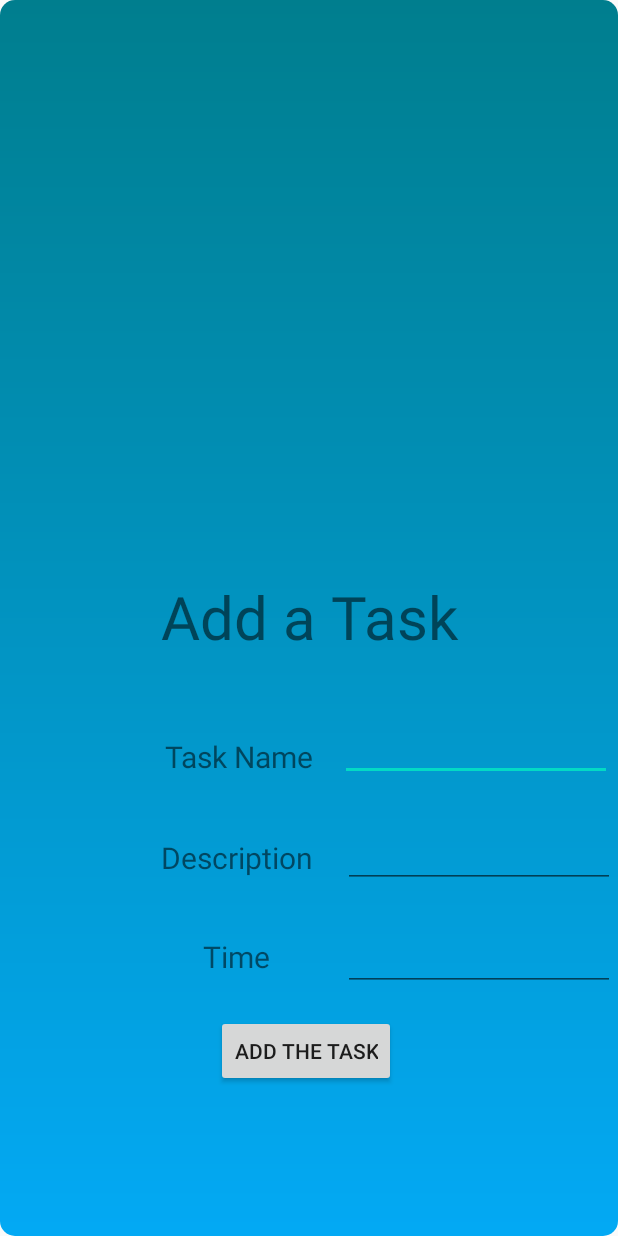
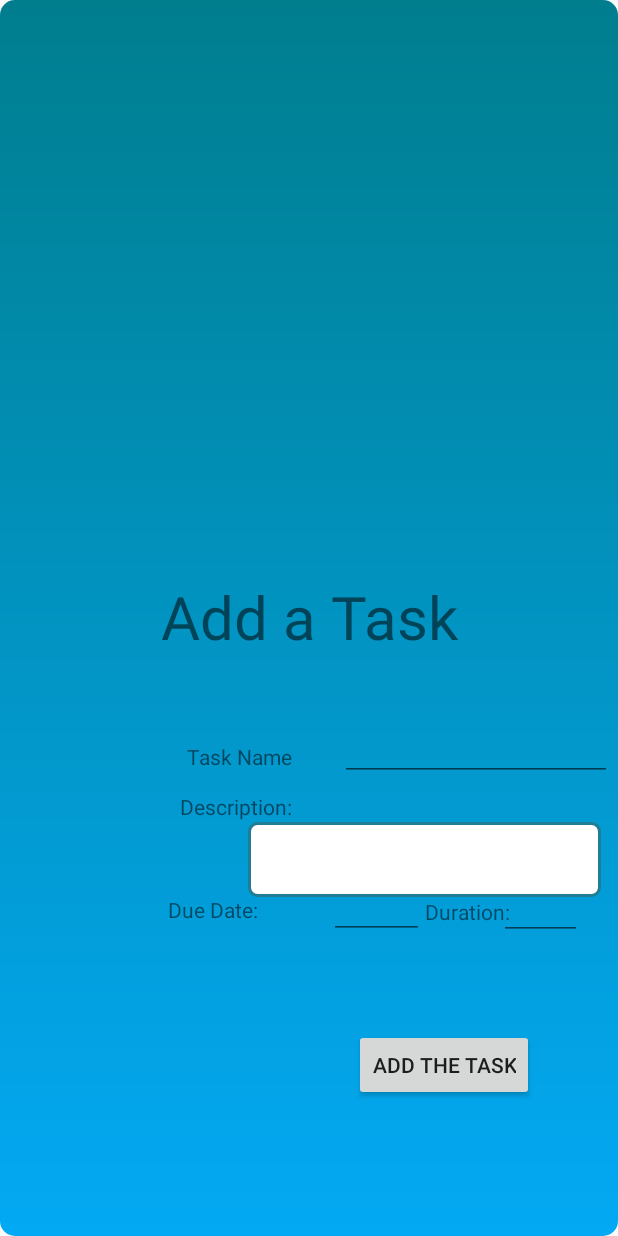
Before and after one commit to inbarmada/QuaranTime, an Android app: the layout popwindow.xml on its own in the app's theme, with its tools: preview values and no code run, on a phone screen of 412 x 824 dp. Run offline under Robolectric (Android 15) with nearby library versions, the light colour scheme and no system bars.

Commit message:
working on popup window

```diff
--- a/app/src/main/java/com/example/quarantime/Pop.java
+++ b/app/src/main/java/com/example/quarantime/Pop.java
@@ -5,13 +5,17 @@ import android.os.Bundle;
 import android.util.DisplayMetrics;
 import android.util.Log;
 import android.view.Gravity;
+import android.view.KeyEvent;
 import android.view.View;
 import android.view.WindowManager;
+import android.widget.EditText;
+import android.widget.Toast;
 
 import java.text.ParseException;
 import java.util.Date;
 
 public class Pop extends Activity {
+    private EditText edittext;
     @Override
     protected void onCreate(Bundle savedInstanceState) {
         super.onCreate(savedInstanceState);
@@ -20,12 +24,13 @@ public class Pop extends Activity {
         getWindowManager().getDefaultDisplay().getMetrics(dm);
         int width = dm.widthPixels;
         int height = dm.heightPixels;
-        getWindow().setLayout((int)(width*.8),(int)(height*.6));
+        getWindow().setLayout((int)(width*.8),(int)(height*.8));
         WindowManager.LayoutParams params = getWindow().getAttributes();
         params.gravity = Gravity.CENTER;
         params.x = 0;
         params.y = -20;
         getWindow().setAttributes(params);
+        addKeyListener();
     }
 
     public void addTaskButton(View view) throws ParseException {
@@ -38,4 +43,32 @@ public class Pop extends Activity {
 
         dbHandler.addHandler(t);
     }
+    public void addKeyListener() {
+
+        // get edittext component
+        edittext = (EditText) findViewById(R.id.editTextTextDescription);
+
+        // add a keylistener to monitor the keaybord avitvity...
+        edittext.setOnKeyListener(new View.OnKeyListener() {
+            public boolean onKey(View v, int keyCode, KeyEvent event) {
+
+                // if the users pressed a button and that button was "0"
+                if ((event.getAction() == KeyEvent.ACTION_DOWN) && (keyCode == KeyEvent.KEYCODE_0)) {
+
+                    // display the input text....
+                    Toast.makeText(Pop.this,edittext.getText(), Toast.LENGTH_LONG).show();
+                    return true;
+
+                    // if the users pressed a button and that button was "9"
+                } else if ((event.getAction() == KeyEvent.ACTION_DOWN)  && (keyCode == KeyEvent.KEYCODE_9)) {
+
+                    // display message
+                    Toast.makeText(Pop.this, "Number 9 is pressed!", Toast.LENGTH_LONG).show();
+                    return true;
+                }
+
+                return false;
+            }
+        });
+    }
 }
--- /dev/null
+++ b/app/src/main/res/drawable/textbox.xml
@@ -0,0 +1,10 @@
+<?xml version="1.0" encoding="UTF-8"?>
+<shape xmlns:android="http://schemas.android.com/apk/res/android" android:id="@+id/listview_background_shape">
+    <stroke android:width="2dp" android:color="#ff207d94" />
+    <padding android:left="2dp"
+        android:top="2dp"
+        android:right="2dp"
+        android:bottom="2dp" />
+    <corners android:radius="5dp" />
+    <solid android:color="#ffffffff" />
+</shape>
--- a/app/src/main/res/layout/popwindow.xml
+++ b/app/src/main/res/layout/popwindow.xml
@@ -23,11 +23,11 @@
         android:layout_alignParentRight="true"
         android:layout_alignParentBottom="true"
         android:layout_marginEnd="172dp"
-        android:gravity="center"
         android:layout_marginRight="172dp"
         android:layout_marginBottom="299dp"
+        android:gravity="center"
         android:text="Task Name"
-        android:textSize="20sp" />
+        android:textSize="14sp" />
 
     <TextView
         android:id="@+id/textView4"
@@ -36,12 +36,12 @@
         android:layout_alignParentEnd="true"
         android:layout_alignParentRight="true"
         android:layout_alignParentBottom="true"
-        android:layout_marginEnd="173dp"
-        android:layout_marginRight="173dp"
-        android:layout_marginBottom="232dp"
+        android:layout_marginEnd="174dp"
+        android:layout_marginRight="174dp"
+        android:layout_marginBottom="266dp"
         android:gravity="center"
-        android:text="Description"
-        android:textSize="20sp" />
+        android:text="Description:"
+        android:textSize="14sp" />
 
     <TextView
         android:id="@+id/textView5"
@@ -50,12 +50,26 @@
         android:layout_alignParentEnd="true"
         android:layout_alignParentRight="true"
         android:layout_alignParentBottom="true"
-        android:layout_marginEnd="174dp"
-        android:layout_marginRight="174dp"
-        android:layout_marginBottom="166dp"
+        android:layout_marginEnd="189dp"
+        android:layout_marginRight="189dp"
+        android:layout_marginBottom="197dp"
         android:gravity="center"
-        android:text="Time"
-        android:textSize="20sp" />
+        android:text="Due Date:"
+        android:textSize="14sp" />
+
+    <TextView
+        android:id="@+id/textView2"
+        android:layout_width="161dp"
+        android:layout_height="40dp"
+        android:layout_alignParentEnd="true"
+        android:layout_alignParentRight="true"
+        android:layout_alignParentBottom="true"
+        android:layout_marginEnd="20dp"
+        android:layout_marginRight="20dp"
+        android:layout_marginBottom="196dp"
+        android:gravity="center"
+        android:text="Duration:"
+        android:textSize="14sp" />
 
     <EditText
         android:id="@+id/editTextTextPersonName"
@@ -67,38 +81,41 @@
         android:layout_marginEnd="4dp"
         android:layout_marginRight="4dp"
         android:layout_marginBottom="303dp"
-        android:ems="10"
         android:inputType="textPersonName"
         android:text=""
-        android:textSize="20sp" />
+        android:textSize="14sp" />
+
 
     <EditText
         android:id="@+id/editTextTextDescription"
-        android:layout_width="181dp"
+        android:layout_width="235dp"
+        android:layout_height="50dp"
+        android:layout_alignParentEnd="true"
+        android:layout_alignParentRight="true"
+        android:layout_alignParentBottom="true"
+        android:layout_marginEnd="11dp"
+        android:layout_marginRight="11dp"
+        android:layout_marginBottom="226dp"
+        android:background="@drawable/textbox"
+        android:gravity="top"
+        android:textSize="14sp">
+
+        <requestFocus />
+
+    </EditText>
+
+    <EditText
+        android:id="@+id/editTextTime"
+        android:layout_width="55dp"
         android:layout_height="wrap_content"
         android:layout_alignParentEnd="true"
         android:layout_alignParentRight="true"
         android:layout_alignParentBottom="true"
-        android:layout_marginEnd="2dp"
-        android:layout_marginRight="2dp"
-        android:layout_marginBottom="232dp"
-        android:ems="10"
-        android:inputType="textPersonName"
-        android:text=""
-        android:textSize="20sp" />
-
-    <EditText
-        android:id="@+id/editTextTime"
-        android:layout_width="181dp"
-        android:layout_height="wrap_content"
-        android:layout_alignParentEnd="true"
-        android:layout_alignParentRight="true"
-        android:layout_alignParentBottom="true"
-        android:layout_marginEnd="2dp"
-        android:layout_marginRight="2dp"
-        android:layout_marginBottom="163dp"
-        android:ems="10"
-        android:inputType="time"
+        android:layout_marginEnd="24dp"
+        android:layout_marginRight="24dp"
+        android:layout_marginBottom="197dp"
+        android:ems="14"
+        android:inputType="number"
         android:text=""
         android:textSize="20sp" />
 
@@ -109,11 +126,24 @@
         android:layout_alignParentEnd="true"
         android:layout_alignParentRight="true"
         android:layout_alignParentBottom="true"
-        android:layout_marginEnd="148dp"
-        android:layout_marginRight="148dp"
-        android:layout_marginBottom="99dp"
+        android:layout_marginEnd="56dp"
+        android:layout_marginRight="56dp"
+        android:layout_marginBottom="90dp"
         android:onClick="addTaskButton"
         android:text="Add the Task" />
 
+    <EditText
+        android:id="@+id/editTextDate"
+        android:layout_width="63dp"
+        android:layout_height="31dp"
+        android:layout_alignParentEnd="true"
+        android:layout_alignParentRight="true"
+        android:layout_alignParentBottom="true"
+        android:layout_marginEnd="129dp"
+        android:layout_marginRight="129dp"
+        android:layout_marginBottom="198dp"
+        android:ems="14"
+        android:inputType="date" />
+
 
 </RelativeLayout>
```
